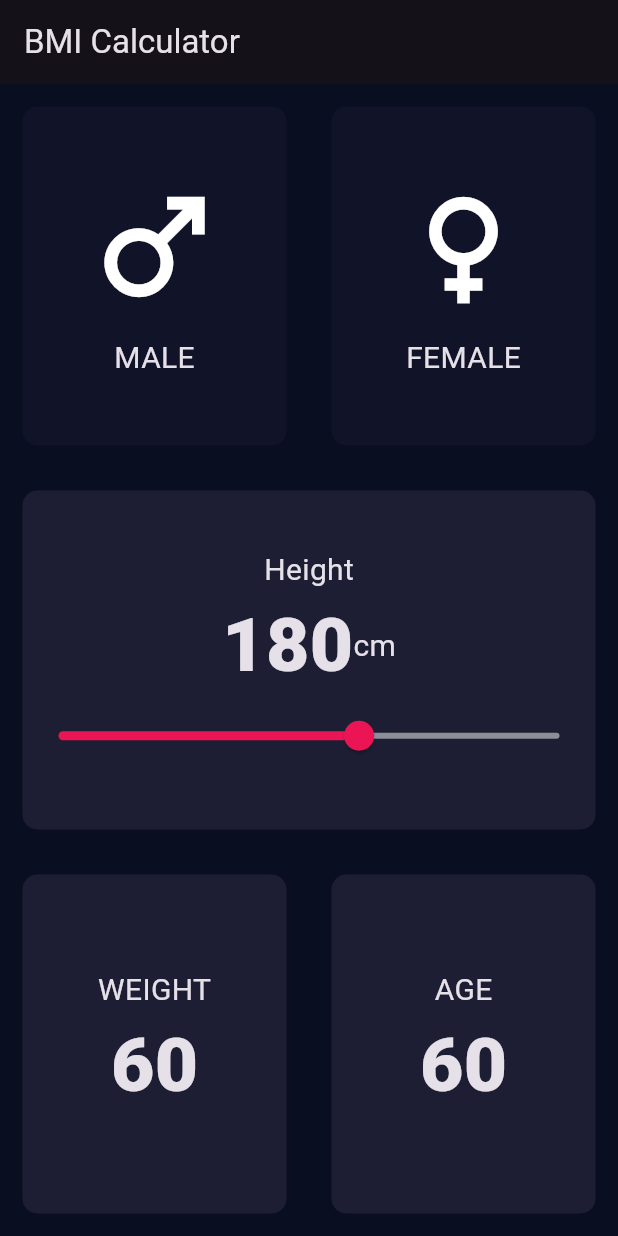
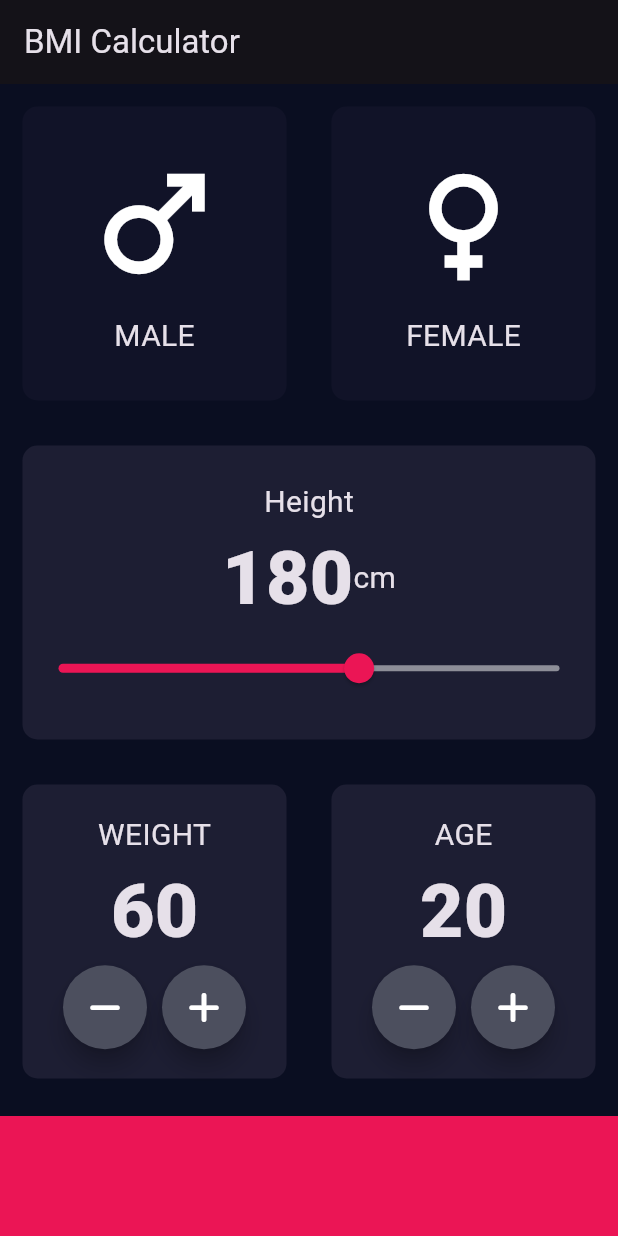
Before and after one commit to mabdula2004/BMI-App, a Flutter app: the screen it shows after launch, on a phone screen of 412 x 824 dp. Run offline on Flutter 3.47's test engine with Material 3 defaults, Android fonts, the phone set to English and light mode, and no system bars; our stand-ins replace font_awesome_flutter.

Commit message:
video 14 Create Own Floating Action Button (Lecture 48)
in this video we will learn how to make and use own floating action buttons

```diff
--- a/lib/input_page.dart
+++ b/lib/input_page.dart
@@ -1,5 +1,7 @@
 import 'package:bmi_app/ConstantFile.dart';
+import 'package:flutter/cupertino.dart';
 import 'package:flutter/material.dart';
+import 'package:font_awesome_flutter/font_awesome_flutter.dart';
 import 'columnWidget.dart';
 import 'RepeatContainer.dart';
 
@@ -21,6 +23,7 @@ class _InputState extends State<Input> {
   Gender? selectGender;
   int SliderHeight=180;
   int SliderWeight=60;
+  int SliderAge=20;
   @override
   Widget build(BuildContext context) {
     return Scaffold(
@@ -107,6 +110,27 @@ class _InputState extends State<Input> {
                             SliderWeight.toString(),
                           style: KNumberstyle,
                         ),
+                        Row(
+                          mainAxisAlignment: MainAxisAlignment.center,
+                          children: [
+                            RoundIcon(
+                              iconData:FontAwesomeIcons.minus,
+                              onPress: (){
+                                setState(() {
+                                  SliderWeight--;
+                                });
+                              },
+                            ),
+                            SizedBox(width: 10.0,),
+                            RoundIcon(iconData:FontAwesomeIcons.plus,
+                              onPress: (){
+                                setState(() {
+                                  SliderWeight++;
+                                });
+                              },
+                            ),
+                          ],
+                        )
                       ],
                     ),
                   ),
@@ -120,13 +144,28 @@ class _InputState extends State<Input> {
                         Text('AGE',
                         style: KLabelStyle,),
                         Text(
-                          SliderWeight.toString(),
+                          SliderAge.toString(),
                           style: KNumberstyle,
                         ),
                         Row(
                           mainAxisAlignment: MainAxisAlignment.center,
                           children: [
-
+                             RoundIcon(
+                               iconData:FontAwesomeIcons.minus,
+                               onPress: (){
+                                 setState(() {
+                                   SliderAge--;
+                                 });
+                               },
+                             ),
+                            SizedBox(width: 10.0,),
+                            RoundIcon(iconData:FontAwesomeIcons.plus,
+                              onPress: (){
+                                setState(() {
+                                  SliderAge++;
+                                });
+                              },
+                             ),
                           ],
                         )
                       ],
@@ -136,8 +175,41 @@ class _InputState extends State<Input> {
               ],
             ),
           ),
+          Container(
+            color: Color(0xFFEB1555),
+            margin: EdgeInsets.only(top:10.0),
+            width: double.infinity,
+            height: 80.0,
+          ),
         ],
       ),
     );
   }
 }
+
+
+
+
+
+class RoundIcon extends StatelessWidget {
+  RoundIcon({required this.iconData, this.onPress});
+
+  final IconData? iconData;
+  final VoidCallback? onPress;
+
+  @override
+  Widget build(BuildContext context) {
+    return RawMaterialButton(
+      child: Icon(iconData),
+      onPressed: onPress,
+      elevation: 6.0,
+      constraints: BoxConstraints.tightFor(
+        height: 56.0,
+        width: 56.0,
+      ),
+      shape: CircleBorder(),
+      fillColor: Color(0xff4C4F5E ),
+
+    );
+  }
+}
```
